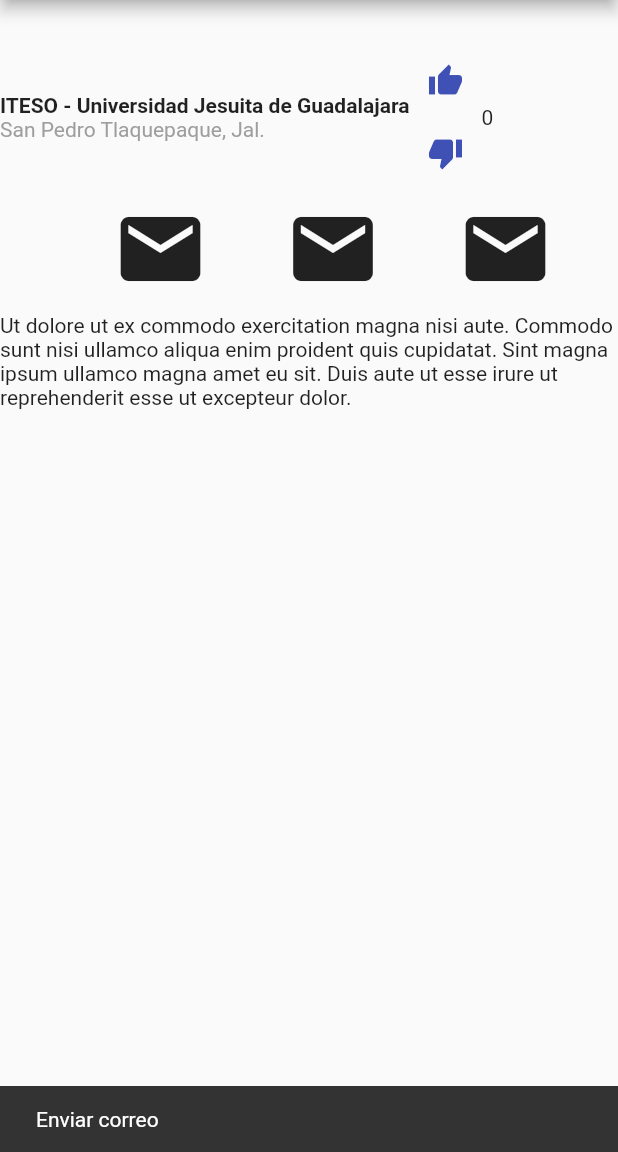
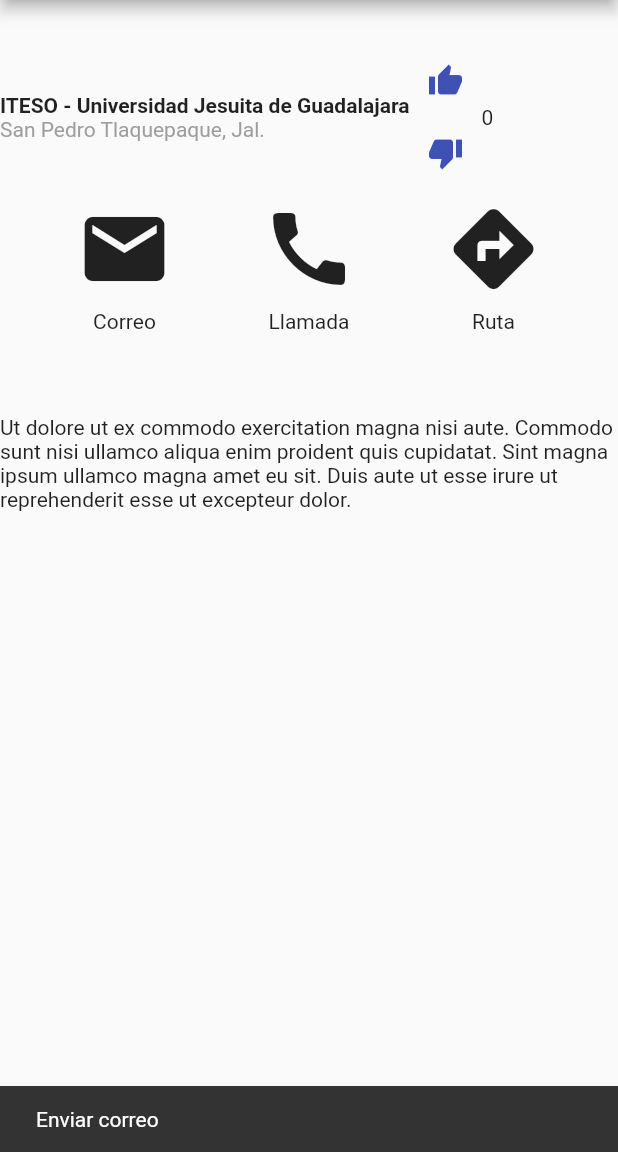
Before and after one commit to DanielLerma/App_ITESO, a Flutter app: the screen it shows after launch, after a tap on the "mail" icon, on a phone screen of 412 x 824 dp, the part 84-1236 px from its top. Run offline on Flutter 3.47's test engine with Material 2 defaults, Android fonts, the phone set to English and light mode, and no system bars; network calls fail.

Commit message:
fix de lista de elementos y el iconSize

```diff
--- a/lib/main.dart
+++ b/lib/main.dart
@@ -38,6 +38,11 @@ class HomePage extends State<CounterLikeState> {
 
   @override
   Widget build(BuildContext context) {
+    var c;
+    Color changeColor(){
+      return Colors.blue;
+    }
+
     return Scaffold(
       appBar: AppBar(
         title: Text('App ITESO'),
@@ -92,12 +97,14 @@ class HomePage extends State<CounterLikeState> {
               Column(
                 children: [
                   IconButton(onPressed: (){
+                      print("x");
                       ScaffoldMessenger.of(context).showSnackBar(
                         SnackBar(
                           content: const Text('Enviar correo'),
                         ),
                       );
-                  }, icon: Icon(Icons.mail, size: 64),)
+                  }, icon: Icon(Icons.mail), iconSize: 64),
+                  Text('Correo')
                 ],
               ),
               Column(
@@ -105,24 +112,30 @@ class HomePage extends State<CounterLikeState> {
                   IconButton(onPressed: (){
                       ScaffoldMessenger.of(context).showSnackBar(
                         SnackBar(
-                          content: const Text('Enviar correo'),
+                          content: const Text('Hacer llamada'),
                         ),
                       );
-                  }, icon: Icon(Icons.mail, size: 64),)
+                  }, icon: Icon(Icons.call), iconSize: 64),
+                  Text('Llamada')
                 ],
               ),
               Column(
                 children: [
                   IconButton(onPressed: (){
+                      // c = changeColor();
                       ScaffoldMessenger.of(context).showSnackBar(
                         SnackBar(
-                          content: const Text('Enviar correo'),
+                          content: const Text('Ir al ITESO'),
                         ),
                       );
-                  }, icon: Icon(Icons.mail, size: 64),)
+                  }, icon: Icon(Icons.directions), iconSize: 64),
+                  Text('Ruta')
                 ],
-              )
+              ),
             ],
+          ),
+          Container(
+            height: 20,
           ),
           Container(
             height: 35,
```
